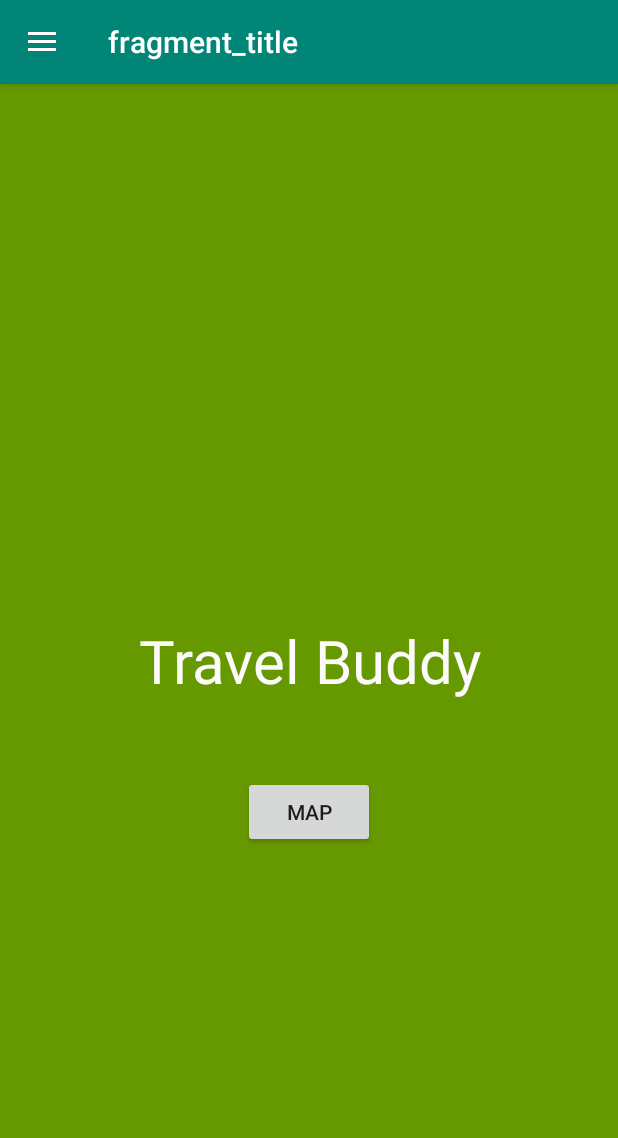
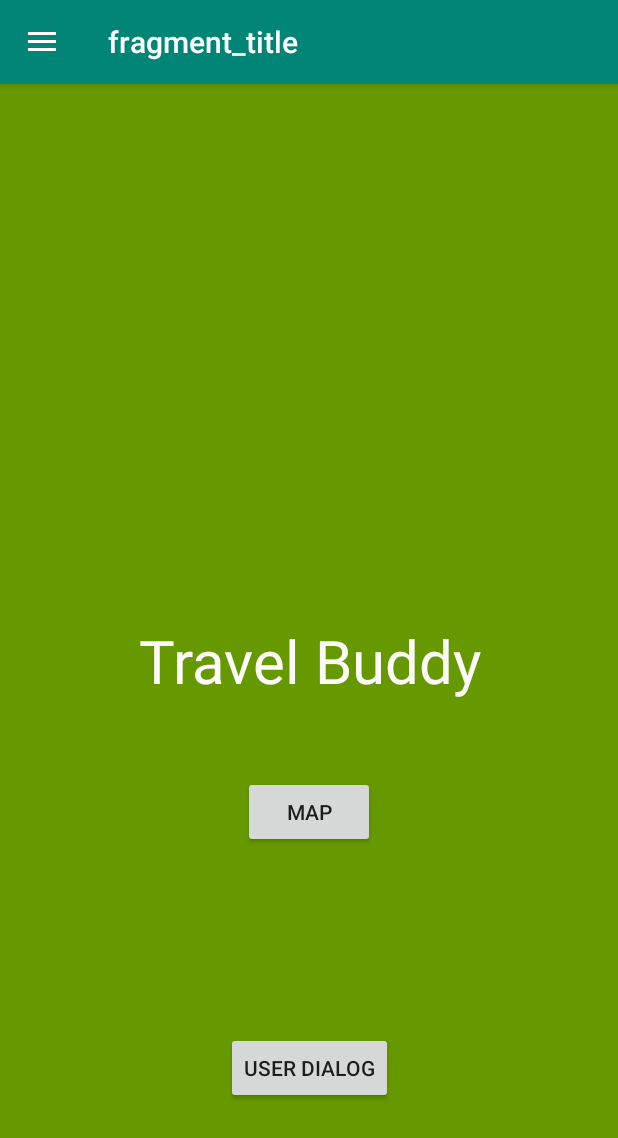
Before and after one commit to josejesusgarciajr/Travel-App, an Android app: the screen it shows after launch (MainActivity), on a phone screen of 412 x 824 dp. Shown: the top 1138 px of the screen. Run offline under Robolectric (Android 15) with nearby library versions, the phone set to English and light mode, and no system bars; our stand-ins replace data binding, navigation-ui.

Commit message:
Added custom marker windows that users can directly edit

```diff
--- a/TravelApp/app/src/main/java/com/example/travelapp/MapFragment.kt
+++ b/TravelApp/app/src/main/java/com/example/travelapp/MapFragment.kt
@@ -6,6 +6,7 @@ import androidx.fragment.app.Fragment
 import android.view.LayoutInflater
 import android.view.View
 import android.view.ViewGroup
+import android.widget.Toast
 import com.example.travelapp.databinding.FragmentMapBinding
 import com.google.android.gms.maps.CameraUpdateFactory
 import com.google.android.gms.maps.GoogleMap
@@ -15,7 +16,6 @@ import com.google.android.gms.maps.model.LatLng
 import com.google.android.gms.maps.model.Marker
 import com.google.android.gms.maps.model.MarkerOptions
 import kotlinx.android.synthetic.main.fragment_map.*
-import java.lang.reflect.Member
 import java.util.*
 
 
--- a/TravelApp/app/src/main/res/layout/fragment_title.xml
+++ b/TravelApp/app/src/main/res/layout/fragment_title.xml
@@ -40,6 +40,21 @@
             app:layout_constraintStart_toStartOf="parent"
             app:layout_constraintTop_toBottomOf="@+id/title_text" />
 
+        <Button
+            android:id="@+id/user_dialog_button"
+            android:layout_width="wrap_content"
+            android:layout_height="wrap_content"
+            android:layout_marginStart="162dp"
+            android:layout_marginTop="613dp"
+            android:layout_marginEnd="161dp"
+            android:layout_marginBottom="70dp"
+            android:text="User Dialog"
+            android:onClick="onClickShowAlert"
+            app:layout_constraintBottom_toBottomOf="parent"
+            app:layout_constraintEnd_toEndOf="parent"
+            app:layout_constraintStart_toStartOf="parent"
+            app:layout_constraintTop_toTopOf="parent" />
+
     </androidx.constraintlayout.widget.ConstraintLayout>
 
 </layout>
--- a/TravelApp/app/src/main/res/values/google_maps_api.xml
+++ b/TravelApp/app/src/main/res/values/google_maps_api.xml
@@ -1,5 +1,5 @@
 <resources>
 
-    <string name="google_maps_key" templateMergeStrategy="preserve" translatable="false">GOOGLE_API_KEY</string>
+    <string name="google_maps_key" templateMergeStrategy="preserve" translatable="false">AIzaSyAO7KNtoYWeYIoo7kcsg3pQwUMLvM7q3IQ</string>
 
 </resources>
--- a/TravelApp/app/src/main/res/values/strings.xml
+++ b/TravelApp/app/src/main/res/values/strings.xml
@@ -1,5 +1,7 @@
 <resources>
     <string name="app_name">TravelApp</string>
     <string name="map_name">Map</string>
+    <string name="place_name">Location</string>
+    <string name="place_description">Description</string>
 
 </resources>
```
Also changed, not shown: TravelApp/app/src/main/java/com/example/travelapp/TitleFragment.kt (+67 -0 lines), TravelApp/app/src/main/res/layout/dialog_window.xml (added, +37 -0 lines), 1 other file.
